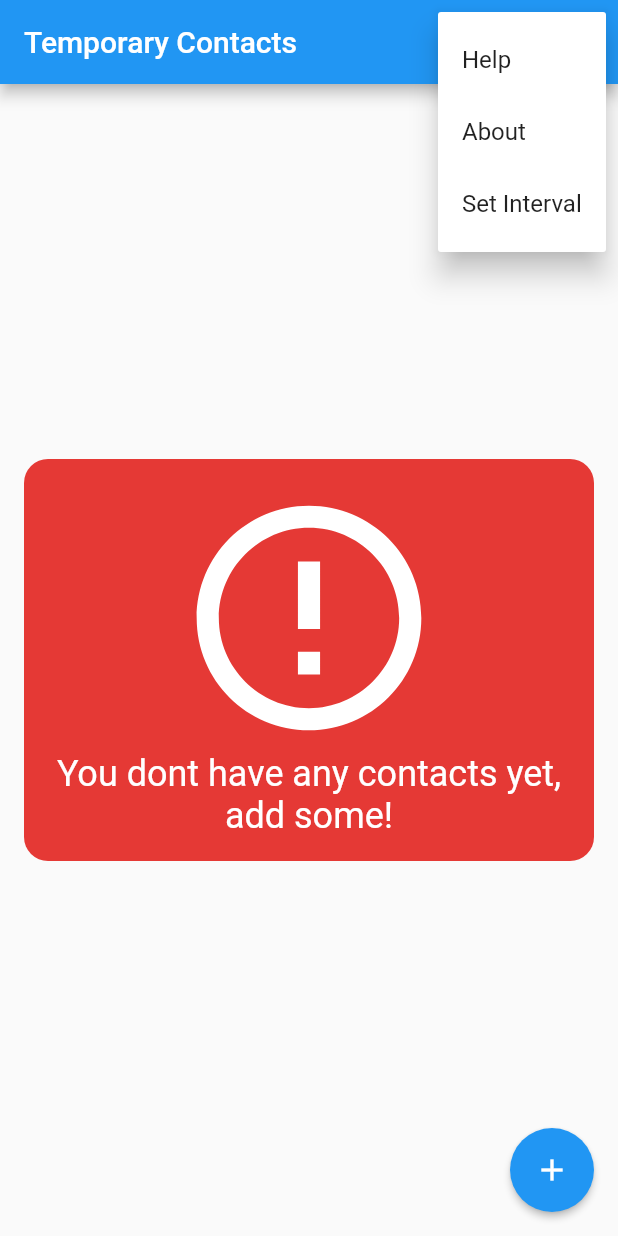
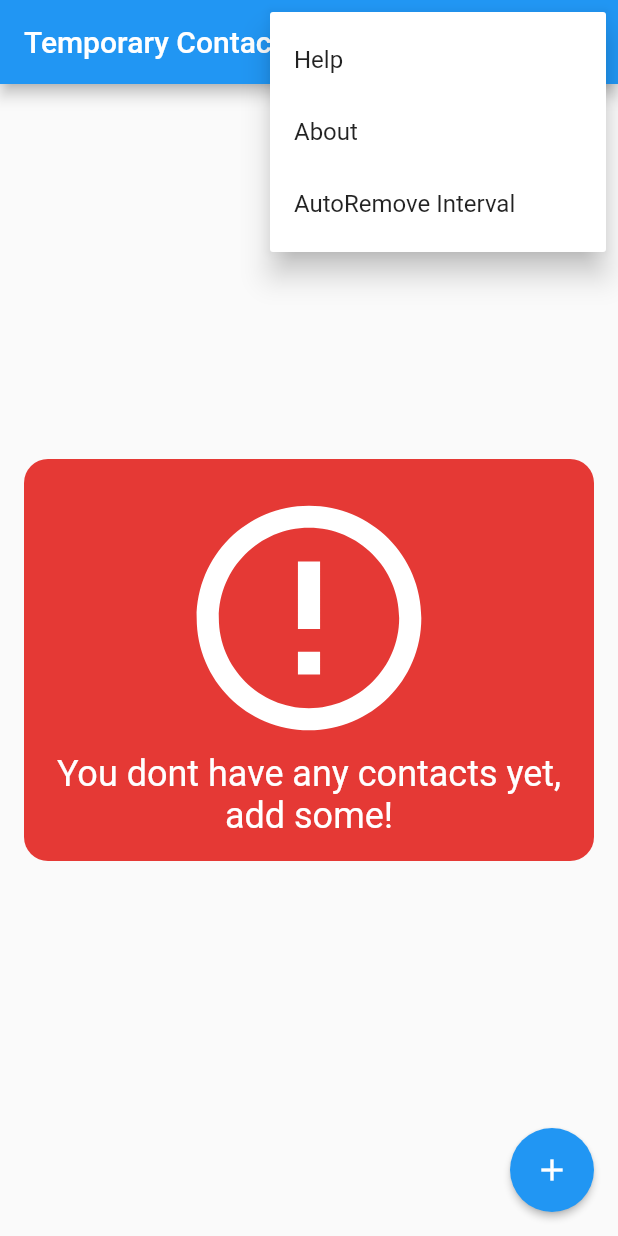
Before and after one commit to zeyadkhaled/TemporaryContacts, a Flutter app: the screen it shows after launch, after a tap on the "more vert" icon, on a phone screen of 412 x 824 dp. Run offline on Flutter 3.47's test engine with Material 2 defaults, Android fonts, the phone set to English and light mode, and no system bars; our stand-ins replace contacts_service, fluttertoast, numberpicker, shared_preferences; missing offline and left inert: simple_permissions.

Commit message:
Interval Algorithm updated and tested

```diff
--- a/lib/contacts_listview.dart
+++ b/lib/contacts_listview.dart
@@ -14,7 +14,6 @@ import 'package:numberpicker/numberpicker.dart';
 //TODO: Change overall UI
 //TODO: About page
 //TODO: Help page
-//TODO: Interval dialog
 //TODO: Expand Tiles
 
 class ContactsListView extends StatefulWidget {
@@ -64,7 +63,7 @@ class _ContactsListViewState extends State<ContactsListView> {
     await SimplePermissions.requestPermission(Permission.ReadContacts);
   }
 
-  //#########################MISC#########################
+  //#########################HELPING METHODS#########################
 
   //Generate Random Color
   Color _randColor() {
@@ -79,7 +78,6 @@ class _ContactsListViewState extends State<ContactsListView> {
   _getContacts() async {
     _contactList = <Contact>[];
     final SharedPreferences prefs = await _prefs;
-    print("Did change?" + prefs.getInt('interval').toString());
     final List<String> contacts = (prefs.getStringList('contacts') ?? null);
     if (contacts != null) {
       for (String name in contacts) {
@@ -186,7 +184,7 @@ class _ContactsListViewState extends State<ContactsListView> {
     });
   }
 
-  //########################Interval Work#############################
+  //########################INTERVAL WORK############################
 
   //The Contact AutoRemoval algorithm
   bool _shouldBeRemoved(String time) {
@@ -203,17 +201,19 @@ class _ContactsListViewState extends State<ContactsListView> {
     return false;
   }
 
+  //Initialize interval based on shared preferences or default value of 7 days
   _initializeInterval() async {
     final SharedPreferences prefs = await _prefs;
     int interval = prefs.getInt('interval');
-    if ( interval != null) {
+    if (interval != null) {
       _intervalValue = interval;
     } else {
       _intervalValue = 7;
-       prefs.setInt('interval', 7);
+      prefs.setInt('interval', 7);
     }
   }
 
+  //Change Interval value in Shared Preferences
   _changeInterval(int value) async {
     final SharedPreferences prefs = await _prefs;
     prefs.setInt('interval', value);
@@ -304,18 +304,16 @@ class _ContactsListViewState extends State<ContactsListView> {
           minValue: 1,
           maxValue: 100,
           step: 1,
-          initialIntegerValue: 1,
-          title:
-              new Text("Set Contact Auto-Remove Interval after how many days?"),
+          initialIntegerValue: _intervalValue,
+          title: new Text("Pick days after which contacts are AutoRemoved"),
         );
       },
     ).then((value) => _changeInterval(value));
-    print("CHANGED" + _intervalValue.toString());
   }
 
   //Side menu
   void _sideMenuAction(String choice) {
-    if (choice == "set") {
+    if (choice == "interval") {
       _showIntervalDialog();
     }
   }
@@ -469,7 +467,7 @@ class _ContactsListViewState extends State<ContactsListView> {
                     const PopupMenuItem(value: "help", child: Text("Help")),
                     const PopupMenuItem(value: "about", child: Text("About")),
                     const PopupMenuItem(
-                        value: "set", child: Text("Set Interval")),
+                        value: "interval", child: Text("AutoRemove Interval")),
                   ])
         ],
       ),
```
